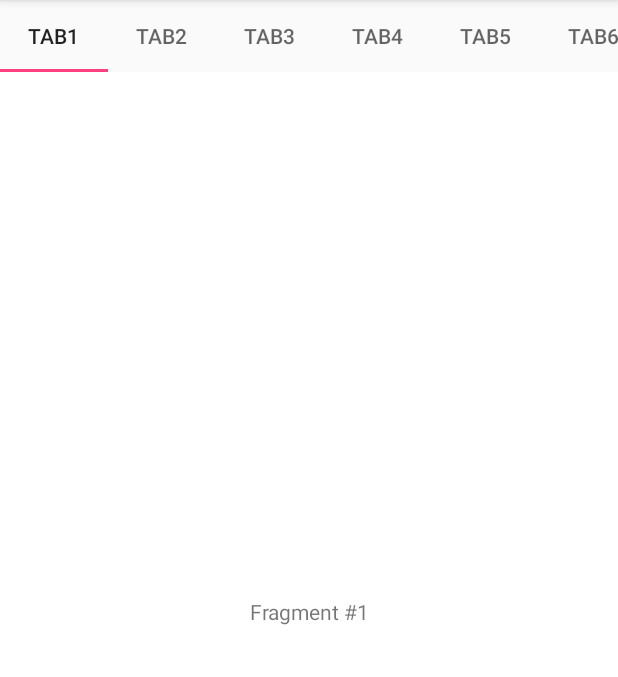
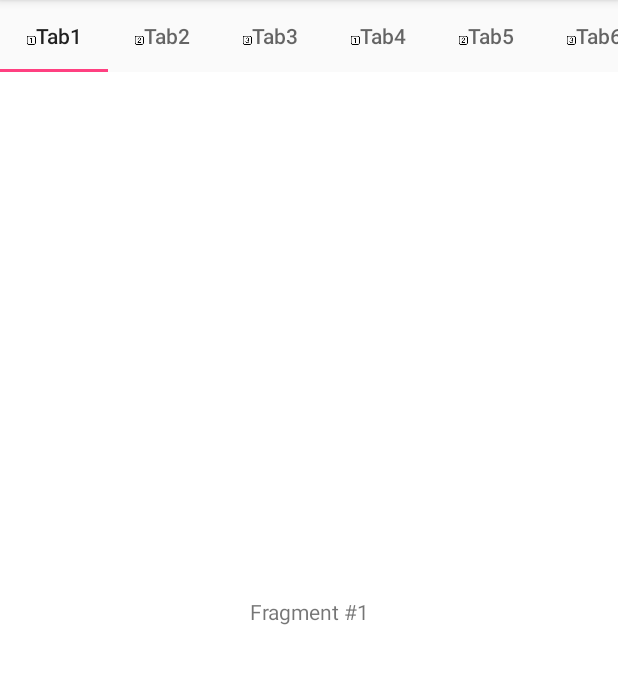
Before and after one commit to JasonXiang2014/AndroidTaste, an Android app: the TabLayoutAct screen opened directly, with no data from a screen before it, on a phone screen of 412 x 824 dp, the part 84-761 px from its top. Run offline under Robolectric (Android 15) with nearby library versions, the phone set to English and light mode, and no system bars; our stand-ins replace ButterKnife.

Commit message:
Add Icons+Text to TabLayout

```diff
--- a/app/src/main/java/jasonxiang/com/doItYourself/main/ui/tablayout/TabLayoutAct.java
+++ b/app/src/main/java/jasonxiang/com/doItYourself/main/ui/tablayout/TabLayoutAct.java
@@ -1,12 +1,17 @@
 package jasonxiang.com.doItYourself.main.ui.tablayout;
 
 import android.content.Context;
+import android.graphics.drawable.Drawable;
 import android.os.Bundle;
 import android.support.design.widget.TabLayout;
 import android.support.v4.app.Fragment;
 import android.support.v4.app.FragmentManager;
 import android.support.v4.app.FragmentPagerAdapter;
+import android.support.v4.content.ContextCompat;
 import android.support.v4.view.ViewPager;
+import android.text.Spannable;
+import android.text.SpannableString;
+import android.text.style.ImageSpan;
 
 import butterknife.BindView;
 import jasonxiang.com.doItYourself.R;
@@ -45,6 +50,12 @@ public class TabLayoutAct extends BaseActivity {
                 "Tab7", "Tab8", "Tab9"};
         private Context context;
 
+        private int[] imageResId = {
+                R.drawable.ic_1,
+                R.drawable.ic_2,
+                R.drawable.ic_3
+        };
+
         public SampleFragmentPagerAdapter(FragmentManager fm, Context context) {
             super(fm);
             this.context = context;
@@ -63,7 +74,19 @@ public class TabLayoutAct extends BaseActivity {
         @Override
         public CharSequence getPageTitle(int position) {
             // Generate title based on item position
-            return tabTitles[position];
+//            return tabTitles[position];
+
+            // getDrawable(int i) is deprecated, use getDrawable(int i, Theme theme) for min SDK >=21
+            // or ContextCompat.getDrawable(Context context, int id) if you want support for older versions.
+            // Drawable image = context.getResources().getDrawable(iconIds[position], context.getTheme());
+            // Drawable image = context.getResources().getDrawable(imageResId[position]);
+
+            Drawable image = ContextCompat.getDrawable(context, imageResId[position % 3]);
+            image.setBounds(0, 0, image.getIntrinsicWidth(), image.getIntrinsicHeight());
+            SpannableString sb = new SpannableString(" " + tabTitles[position]);
+            ImageSpan imageSpan = new ImageSpan(image, ImageSpan.ALIGN_BASELINE);
+            sb.setSpan(imageSpan, 0, 1, Spannable.SPAN_EXCLUSIVE_EXCLUSIVE);
+            return sb;
         }
     }
 
--- a/app/src/main/res/values/styles.xml
+++ b/app/src/main/res/values/styles.xml
@@ -38,7 +38,7 @@
     <style name="MyCustomTabTextAppearance" parent="TextAppearance.Design.Tab">
         <item name="android:textSize">14sp</item>
         <item name="android:textColor">?android:textColorSecondary</item>
-        <item name="textAllCaps">true</item>
+        <item name="textAllCaps">false</item>
     </style>
 
 </resources>
```
Also changed, not shown: app/src/main/res/drawable-xxhdpi/ic_1.png (added), app/src/main/res/drawable-xxhdpi/ic_2.png (added), app/src/main/res/drawable-xxhdpi/ic_3.png (added).
